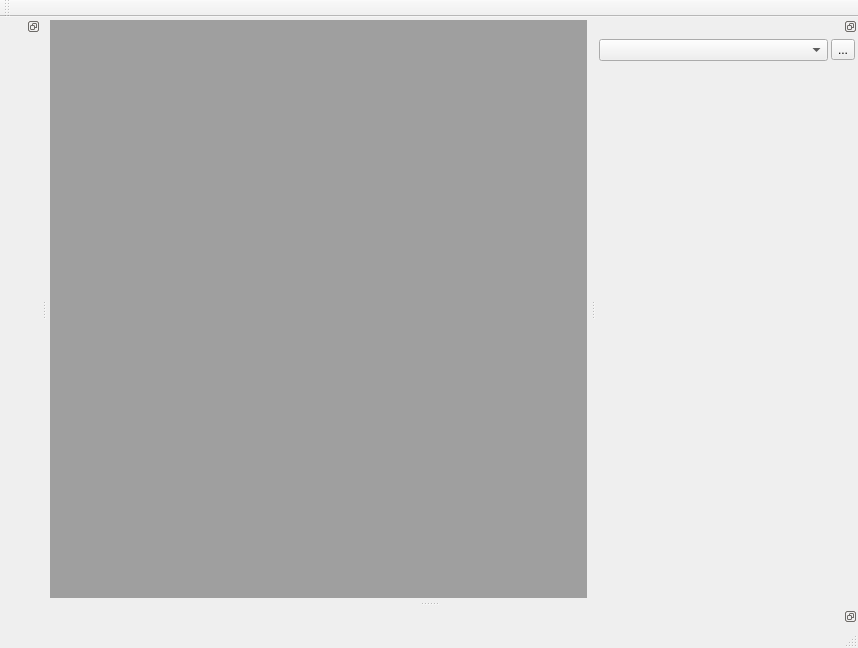
First picture: the form in mainwindow.ui, repository LeZheng/Canary-Adb, before the edit.
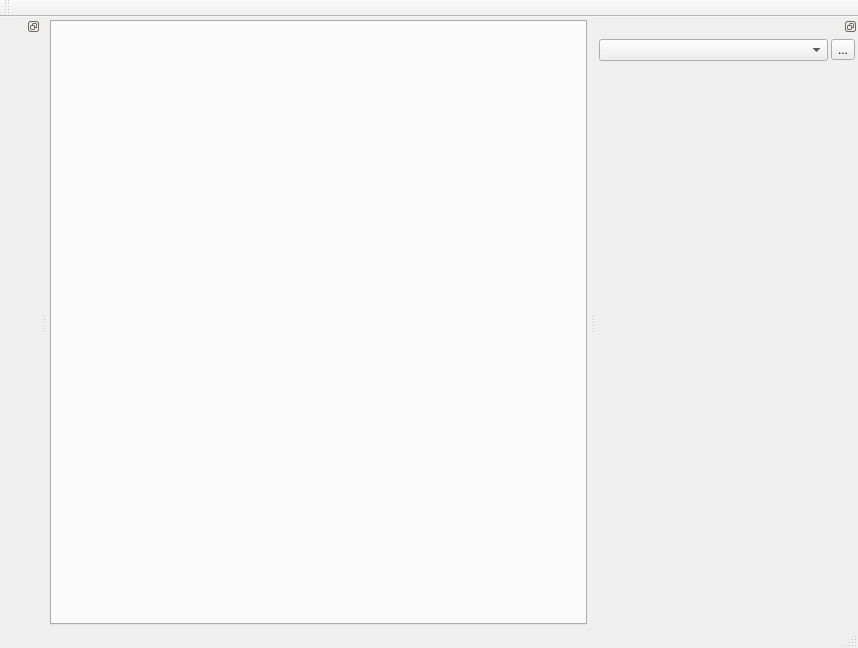
Second picture: the form after the edit.

Patch:
```diff
--- a/mainwindow.ui
+++ b/mainwindow.ui
@@ -31,7 +31,11 @@
      <number>3</number>
     </property>
     <item row="0" column="0">
-     <widget class="QMdiArea" name="mdiArea"/>
+     <widget class="QTabWidget" name="detailTabWidget">
+      <property name="currentIndex">
+       <number>-1</number>
+      </property>
+     </widget>
     </item>
    </layout>
   </widget>
@@ -53,7 +57,20 @@
     <bool>false</bool>
    </attribute>
   </widget>
-  <widget class="QStatusBar" name="statusBar"/>
+  <widget class="QStatusBar" name="statusBar">
+   <property name="sizePolicy">
+    <sizepolicy hsizetype="Preferred" vsizetype="Fixed">
+     <horstretch>0</horstretch>
+     <verstretch>0</verstretch>
+    </sizepolicy>
+   </property>
+   <property name="maximumSize">
+    <size>
+     <width>16777215</width>
+     <height>20</height>
+    </size>
+   </property>
+  </widget>
   <widget class="QDockWidget" name="rightDockWidget">
    <property name="features">
     <set>QDockWidget::DockWidgetFloatable|QDockWidget::DockWidgetMovable</set>
@@ -116,18 +133,6 @@
    </attribute>
    <widget class="QWidget" name="dockWidgetContents_2"/>
   </widget>
-  <widget class="QDockWidget" name="bottomDockWidget">
-   <property name="features">
-    <set>QDockWidget::DockWidgetFloatable|QDockWidget::DockWidgetMovable</set>
-   </property>
-   <property name="allowedAreas">
-    <set>Qt::BottomDockWidgetArea</set>
-   </property>
-   <attribute name="dockWidgetArea">
-    <number>8</number>
-   </attribute>
-   <widget class="QWidget" name="dockWidgetContents_3"/>
-  </widget>
  </widget>
  <layoutdefault spacing="6" margin="11"/>
  <resources/>
```
